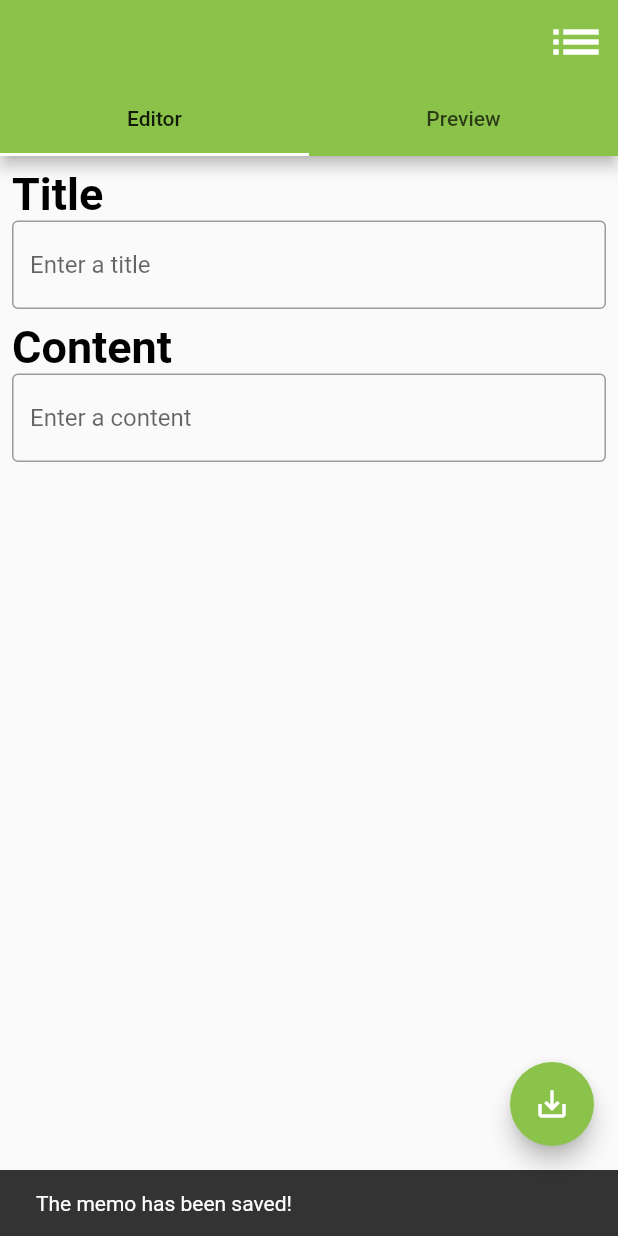
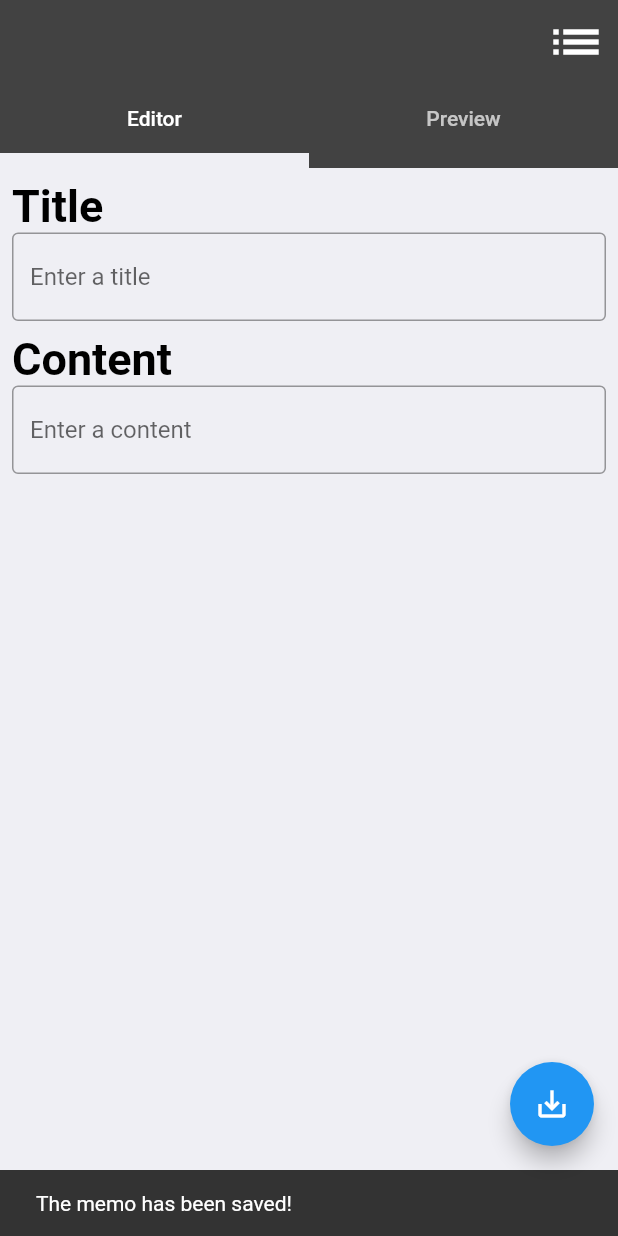
Before and after one commit to iseruuuuu/programming_memo_app, a Flutter app: the screen it shows after launch, after a tap on the "save alt" icon, on a phone screen of 412 x 824 dp. Run offline on Flutter 3.47's test engine with Material 2 defaults, Android fonts, the phone set to English and light mode, and no system bars; our stand-ins replace flutter_markdown, flutter_riverpod, freezed_annotation, hive, hive_flutter, hooks_riverpod and 1 more; missing offline and left inert: markdown; accounts and stored records are empty; generated files the repository leaves out were written again.

Commit message:
add:appBarをgithubみたいにした

```diff
--- a/lib/main.dart
+++ b/lib/main.dart
@@ -39,10 +39,9 @@ class MyApp extends StatelessWidget {
           AppLocalizations.of(context)?.appTitle ?? "",
       theme: ThemeData(
         brightness: Brightness.light,
-        primarySwatch: Colors.lightGreen,
       ),
       darkTheme: darkTheme.copyWith(
-        indicatorColor: Colors.deepOrange[600],
+        indicatorColor: CupertinoColors.black,
         colorScheme: darkTheme.colorScheme.copyWith(
           primary: CupertinoColors.secondarySystemGroupedBackground,
           secondary: CupertinoColors.secondarySystemGroupedBackground,
--- a/lib/screen/screen/memo/memo_page.dart
+++ b/lib/screen/screen/memo/memo_page.dart
@@ -1,3 +1,4 @@
+import 'package:flutter/cupertino.dart';
 import 'package:flutter/material.dart';
 import 'package:flutter_gen/gen_l10n/app_localizations.dart';
 import 'package:programming_memo_for_mac_app/screen/container/memo/parts/editor.dart';
@@ -40,7 +41,10 @@ class MemoPage extends StatelessWidget {
       child: DefaultTabController(
         length: 2,
         child: Scaffold(
+          backgroundColor: CupertinoColors.extraLightBackgroundGray,
           appBar: AppBar(
+            backgroundColor: Colors.grey.shade800,
+            elevation: 0,
             automaticallyImplyLeading: false,
             actions: [
               IconButton(
@@ -53,6 +57,8 @@ class MemoPage extends StatelessWidget {
               ),
             ],
             bottom: TabBar(
+              indicatorWeight: 10,
+              indicatorColor: CupertinoColors.extraLightBackgroundGray,
               tabs: <Widget>[
                 Tab(text: memoTabEditor),
                 Tab(text: memoTabPreview),
```
Also changed, not shown: lib/screen/screen/memo_list/memo_list_page.dart (+9 -7 lines).
